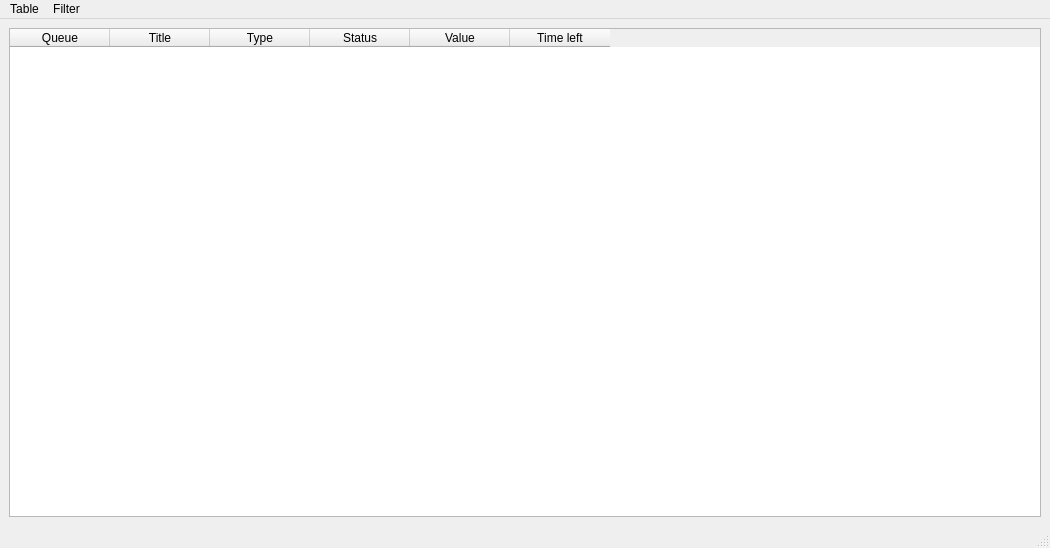
Above: SmartClock/MainWindow.ui from Artem259/univ2.1_OOP_lab2 before the change. Below: the same form after it.
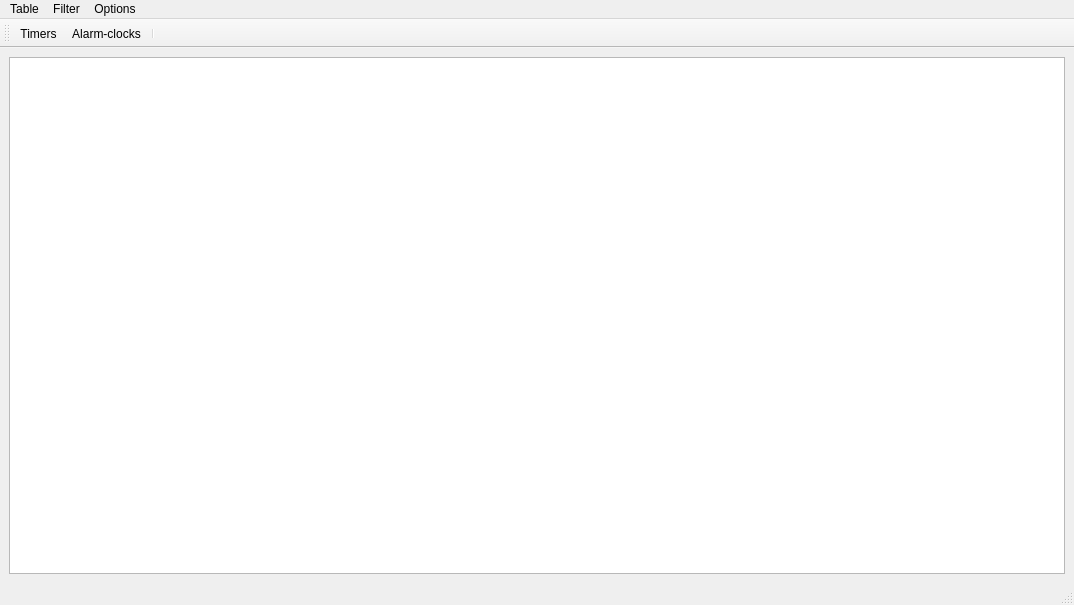
That is the form after the change. Icons and pictures are not drawn.

Diff of the .ui file:
```diff
--- a/SmartClock/MainWindow.ui
+++ b/SmartClock/MainWindow.ui
@@ -6,51 +6,41 @@
    <rect>
     <x>0</x>
     <y>0</y>
-    <width>1050</width>
-    <height>548</height>
+    <width>1074</width>
+    <height>605</height>
    </rect>
   </property>
   <property name="windowTitle">
    <string>Smart Clock</string>
   </property>
+  <property name="autoFillBackground">
+   <bool>false</bool>
+  </property>
+  <property name="iconSize">
+   <size>
+    <width>30</width>
+    <height>30</height>
+   </size>
+  </property>
   <widget class="QWidget" name="centralwidget">
    <layout class="QGridLayout" name="gridLayout">
     <item row="0" column="0">
-     <widget class="QTableWidget" name="tableWidget">
-      <property name="styleSheet">
-       <string notr="true">
-</string>
+     <widget class="QColumnView" name="table">
+      <property name="cursor" stdset="0">
+       <cursorShape>PointingHandCursor</cursorShape>
       </property>
-      <column>
-       <property name="text">
-        <string>Queue</string>
-       </property>
-      </column>
-      <column>
-       <property name="text">
-        <string>Title</string>
-       </property>
-      </column>
-      <column>
-       <property name="text">
-        <string>Type</string>
-       </property>
-      </column>
-      <column>
-       <property name="text">
-        <string>Status</string>
-       </property>
-      </column>
-      <column>
-       <property name="text">
-        <string>Value</string>
-       </property>
-      </column>
-      <column>
-       <property name="text">
-        <string>Time left</string>
-       </property>
-      </column>
+      <property name="editTriggers">
+       <set>QAbstractItemView::NoEditTriggers</set>
+      </property>
+      <property name="selectionBehavior">
+       <enum>QAbstractItemView::SelectRows</enum>
+      </property>
+      <property name="verticalScrollMode">
+       <enum>QAbstractItemView::ScrollPerPixel</enum>
+      </property>
+      <property name="horizontalScrollMode">
+       <enum>QAbstractItemView::ScrollPerPixel</enum>
+      </property>
      </widget>
     </item>
    </layout>
@@ -60,7 +50,7 @@
     <rect>
      <x>0</x>
      <y>0</y>
-     <width>1050</width>
+     <width>1074</width>
      <height>21</height>
     </rect>
    </property>
@@ -81,21 +71,74 @@
     <property name="title">
      <string>Table</string>
     </property>
-    <addaction name="actionClear_all"/>
+   </widget>
+   <widget class="QMenu" name="menuOptions">
+    <property name="title">
+     <string>Options</string>
+    </property>
    </widget>
    <addaction name="menuTable"/>
    <addaction name="menuFilter"/>
+   <addaction name="menuOptions"/>
   </widget>
   <widget class="QStatusBar" name="statusbar"/>
-  <action name="actionType">
-   <property name="checkable">
+  <widget class="QToolBar" name="toolBar">
+   <property name="enabled">
     <bool>true</bool>
    </property>
-   <property name="checked">
+   <property name="windowTitle">
+    <string>toolBar</string>
+   </property>
+   <property name="layoutDirection">
+    <enum>Qt::LeftToRight</enum>
+   </property>
+   <property name="movable">
     <bool>true</bool>
    </property>
+   <property name="allowedAreas">
+    <set>Qt::AllToolBarAreas</set>
+   </property>
+   <property name="orientation">
+    <enum>Qt::Horizontal</enum>
+   </property>
+   <attribute name="toolBarArea">
+    <enum>TopToolBarArea</enum>
+   </attribute>
+   <attribute name="toolBarBreak">
+    <bool>false</bool>
+   </attribute>
+   <addaction name="actionTimer"/>
+   <addaction name="actionAlarm_clock"/>
+   <addaction name="separator"/>
+  </widget>
+  <action name="actionTimer">
+   <property name="checked">
+    <bool>false</bool>
+   </property>
+   <property name="icon">
+    <iconset resource="Resource.qrc">
+     <normaloff>:/prefix1/images/timer.png</normaloff>:/prefix1/images/timer.png</iconset>
+   </property>
    <property name="text">
-    <string>Type</string>
+    <string>Timers</string>
+   </property>
+   <property name="toolTip">
+    <string>New timer</string>
+   </property>
+  </action>
+  <action name="actionAlarm_clock">
+   <property name="checked">
+    <bool>false</bool>
+   </property>
+   <property name="icon">
+    <iconset resource="Resource.qrc">
+     <normaloff>:/prefix1/images/alarm-clock.png</normaloff>:/prefix1/images/alarm-clock.png</iconset>
+   </property>
+   <property name="text">
+    <string>Alarm-clocks</string>
+   </property>
+   <property name="toolTip">
+    <string>New alarm-clock</string>
    </property>
   </action>
   <action name="actionStatus">
```
Left out of the diff: 21 changed lines with no effect on the pictures.
